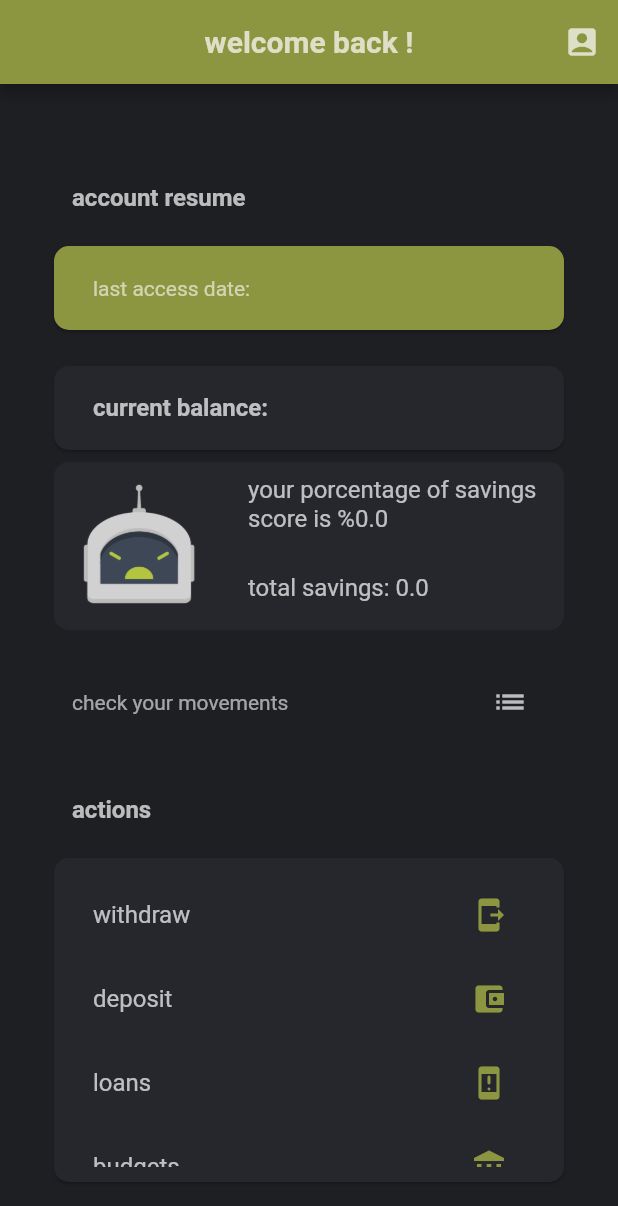
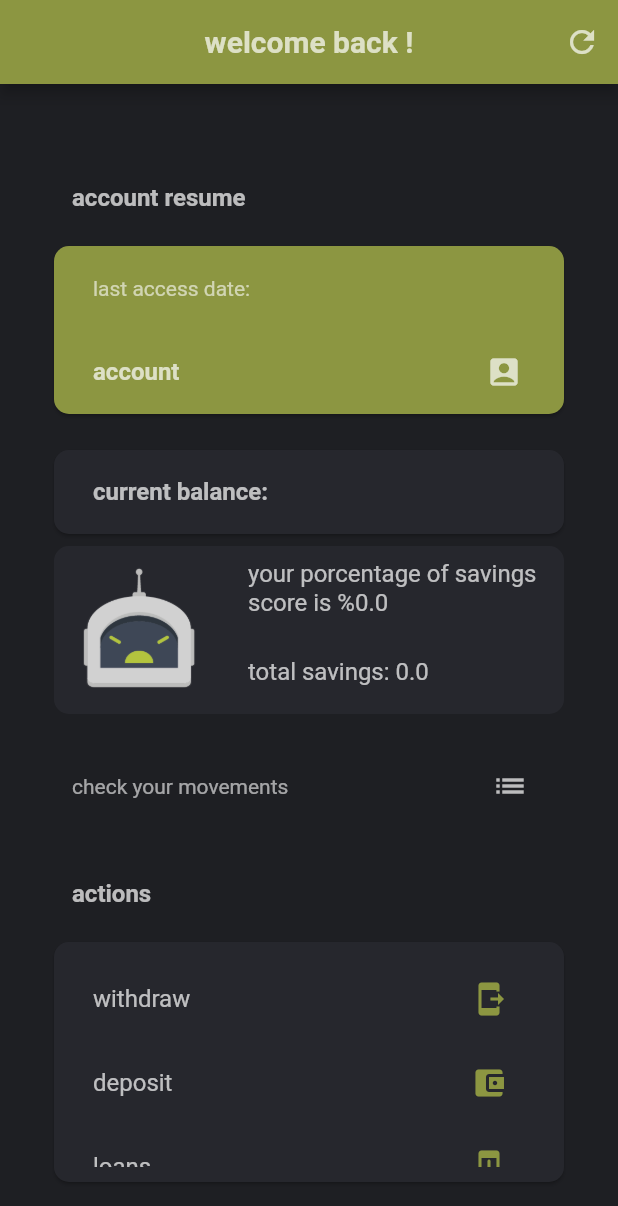
Before and after one commit to Dall06/cashcoin-system, a Flutter app: the DashboardScreen screen opened by its route, on a phone screen of 412 x 824 dp. Shown: the top 1206 px of the screen. Run offline on Flutter 3.47's test engine with Material 2 defaults, Android fonts, the phone set to English and light mode, and no system bars; our stand-ins replace flutter_riverpod, flutter_secure_storage, geocoding, jwt_decoder, location, qr_flutter; accounts and stored records are empty; network calls fail.

Commit message:
add: alpha_demo_version 2.0.1

```diff
--- a/cashcoin_mobile_flutter/lib/pkg/infrastructure/service/session.dart
+++ b/cashcoin_mobile_flutter/lib/pkg/infrastructure/service/session.dart
@@ -13,6 +13,7 @@ class SessionStorageService {
   }
 
   clearSession() async {
+    print('delete');
     await _storage.delete(key: _skey);
   }
 }
--- a/cashcoin_mobile_flutter/lib/pkg/internal/account/providers/select.dart
+++ b/cashcoin_mobile_flutter/lib/pkg/internal/account/providers/select.dart
@@ -25,9 +25,11 @@ final dBindingProvider = Provider.autoDispose((ref) {
   return binding;
 });
 
-final aBindingProvider = Provider.autoDispose((ref) {
+final aBindingProvider = Provider((ref) {
   late AccountBinding binding = AccountBinding();
   final data = ref.watch(sessionProvider).value;
+  print('data');
+  print(data);
   if(data == null) {
     return binding;
   }
@@ -38,7 +40,7 @@ final aBindingProvider = Provider.autoDispose((ref) {
 });
 
 final sessionProvider =
-    StateNotifierProvider.autoDispose<SessionProvider, AsyncValue<Account>>(
+    StateNotifierProvider<SessionProvider, AsyncValue<Account>>(
         (_) => SessionProvider());
 
 class SessionProvider extends StateNotifier<AsyncValue<Account>> {
@@ -50,13 +52,16 @@ class SessionProvider extends StateNotifier<AsyncValue<Account>> {
   }
 
   refresh() async {
+    print('index1');
     try {
+      state = const AsyncValue.loading();
       await _storageService.clearSession();
-      state = const AsyncValue.loading();
       final res = await _interactor.select();
       if (res.uuid == "" || res.uuid == null) {
         throw Exception('user not found');
       }
+      print('refresh');
+      print(res);
       state = AsyncData(res);
     } catch (e) {
       state = AsyncError(e);
--- a/cashcoin_mobile_flutter/lib/pkg/internal/txn/providers/make.dart
+++ b/cashcoin_mobile_flutter/lib/pkg/internal/txn/providers/make.dart
@@ -47,7 +47,7 @@ class MakeTxnProvider extends StateNotifier<AsyncValue<bool>> {
     await _interactor.transfer(txn, m['to']);
   }
 
-  submit(BuildContext context) async {
+  submit() async {
     try {
       state = const AsyncValue.loading();
 
@@ -64,7 +64,6 @@ class MakeTxnProvider extends StateNotifier<AsyncValue<bool>> {
       await _make(_form);
      /**/
       state = const AsyncData(true);
-      Navigator.of(context).pop();
     } catch (e) {
       state = AsyncError(e);
     }
--- a/cashcoin_mobile_flutter/lib/pkg/internal/txn/providers/select.dart
+++ b/cashcoin_mobile_flutter/lib/pkg/internal/txn/providers/select.dart
@@ -45,11 +45,11 @@ class StatsBinding {
       status = 5;
     } else if(savings == 0) {
       status = 0;
-    } else if(savings < (deposits * 0.4)) {
+    } else if(savings < (deposits * 0.35)) {
       status = 1;
-    } else if(savings < (deposits * 0.6)) {
+    } else if(savings < (deposits * 0.65)) {
       status = 2;
-    } else if(savings < (deposits * 0.8)) {
+    } else if(savings < (deposits * 0.90)) {
       status = 3;
     } else if(savings == deposits) {
       status = 4;
@@ -62,7 +62,7 @@ class StatsBinding {
     }
   }
 }
-final sBindingProvider = Provider.autoDispose((ref) {
+final sBindingProvider = Provider((ref) {
   StatsBinding stats = StatsBinding();
 
   final data = ref.watch(txnsProvider).value;
@@ -71,16 +71,18 @@ final sBindingProvider = Provider.autoDispose((ref) {
   }
   for (var element in data) {
     if (element.type == "DEPOSIT") {
-      stats.deposits = element.amount!;
+      stats.deposits = stats.deposits + element.amount!;
+      print(stats.deposits);
     } else if (element.type == "WITHDRAW") {
-      stats.withdraws = element.amount!;
+      stats.withdraws = stats.withdraws + element.amount!;
+      print(stats.withdraws);
     }
   }
   stats.setStatus();
   return stats;
 });
 
-final txnsProvider = StateNotifierProvider.autoDispose<TxnsProvider,
+final txnsProvider = StateNotifierProvider<TxnsProvider,
     AsyncValue<List<Transaction>>>((_) => TxnsProvider());
 class TxnsProvider extends StateNotifier<AsyncValue<List<Transaction>>> {
   final TxnApiInteractor _interactor = TxnApiInteractor();
--- a/cashcoin_mobile_flutter/lib/pkg/internal/txn/repository/api/repository.dart
+++ b/cashcoin_mobile_flutter/lib/pkg/internal/txn/repository/api/repository.dart
@@ -87,14 +87,14 @@ class TxnApiRepository implements ApiRepository {
         toUUID: toUUID,
       ).toJson();
 
-      final uri = Uri.parse(apiRoute + "/list/");
+      final uri = Uri.parse(apiRoute + "/txn/");
       final headers = {
         HttpHeaders.contentTypeHeader: "application/json",
         "X-Session-Token": "00000000",
         "Cookie": "auth_token=$tkn;"
       };
       final res = await post(uri, headers: headers, body: jsonEncode(req));
-
+      print(res.toString());
       if (res.statusCode != 200) {
         throw Exception('server' + res.statusCode.toString());
       }
--- a/cashcoin_mobile_flutter/lib/pkg/presentation/create/widgets/sections/personal_section.dart
+++ b/cashcoin_mobile_flutter/lib/pkg/presentation/create/widgets/sections/personal_section.dart
@@ -37,7 +37,7 @@ class _PersonalSectionState extends ConsumerState<PersonalSection> {
         backgroundColor: DarkPalette.lightBlack,
         collapsedBackgroundColor: DarkPalette.lightBlack,
         title: const Text(
-          'address',
+          'personal info',
           style: TextStyle(
               color: Colors.white60, fontSize: 14, fontWeight: FontWeight.bold),
         ),
--- a/cashcoin_mobile_flutter/lib/pkg/presentation/dashboard/dashboard.dart
+++ b/cashcoin_mobile_flutter/lib/pkg/presentation/dashboard/dashboard.dart
@@ -16,6 +16,7 @@ class DashboardScreen extends ConsumerWidget {
     var space = height > 650 ? DesignSpacings.spaceM : DesignSpacings.spaceS;
     final accountBind = ref.watch(aBindingProvider);
     final statsBind = ref.watch(sBindingProvider);
+    print(statsBind);
 
     return Scaffold(
       appBar: AppBar(
@@ -27,8 +28,11 @@ class DashboardScreen extends ConsumerWidget {
         backgroundColor: DarkPalette.darkGreen,
         actions: [
           IconButton(
-            icon: const Icon(Icons.account_box, color: Colors.white70),
-            onPressed: () => Navigator.of(context).pushNamed('/account'),
+            icon: const Icon(Icons.refresh, color: Colors.white70),
+            onPressed: () async {
+              await ref.read(sessionProvider.notifier).refresh();
+              await ref.read(txnsProvider.notifier).refresh();
+            },
           ),
         ],
       ),
@@ -56,10 +60,26 @@ class DashboardScreen extends ConsumerWidget {
               ),
               child: Padding(
                 padding: const EdgeInsets.only(left: 10.0),
-                child: ListTile(
+                child: Column(
+                  children: [
+                    ListTile(
                         title: Text('last access date: ${accountBind.lad}',
-                      style:
-                          const TextStyle(color: Colors.white60, fontSize: 14)),
+                            style: const TextStyle(
+                                color: Colors.white60, fontSize: 14))),
+                    ListTile(
+                      trailing: IconButton(
+                        icon: const Icon(Icons.account_box,
+                            color: Colors.white70),
+                        onPressed: () =>
+                            Navigator.of(context).pushNamed('/account'),
+                      ),
+                      title: const Text(
+                        'account',
+                        style: TextStyle(
+                            color: Colors.white70, fontWeight: FontWeight.bold),
+                      ),
+                    ),
+                  ],
                 ),
               ),
             ),
@@ -126,6 +146,7 @@ class DashboardScreen extends ConsumerWidget {
                       colorScheme: ColorScheme.fromSwatch()
                           .copyWith(secondary: DarkPalette.darkGreen),
                     ),
+                    child: Center(
                       child: SingleChildScrollView(
                         child: Column(
                           children: <Widget>[
@@ -187,6 +208,7 @@ class DashboardScreen extends ConsumerWidget {
                   ),
                 ),
               ),
+            ),
           ],
         ),
       ),
--- a/cashcoin_mobile_flutter/lib/pkg/presentation/login/login.dart
+++ b/cashcoin_mobile_flutter/lib/pkg/presentation/login/login.dart
@@ -43,7 +43,7 @@ class LoginScreen extends ConsumerWidget {
         ScaffoldMessenger.of(context).hideCurrentSnackBar();
         if(data == true) {
           ScaffoldMessenger.of(context).showSnackBar(_buildSnack(context, 'logged', 1));
-          Navigator.of(context).popAndPushNamed('/dashboard');
+          Navigator.of(context).pushReplacementNamed('/dashboard');
         }
       }, error: (error, _) {
         ScaffoldMessenger.of(context).hideCurrentSnackBar();
--- a/cashcoin_mobile_flutter/lib/pkg/presentation/sett/widgets/forms/account.dart
+++ b/cashcoin_mobile_flutter/lib/pkg/presentation/sett/widgets/forms/account.dart
@@ -108,7 +108,7 @@ class FormModAccount extends ConsumerWidget {
                         label: 'new phone',
                         prefIcn: Icons.phone,
                         type: 1,
-                        obscured: true,
+                        obscured: false,
                         ftype: 1,
                         onChange: (value) => ref
                             .read(modifyAccountProvider.notifier)
--- a/cashcoin_mobile_flutter/lib/pkg/presentation/sett/widgets/forms/personal.dart
+++ b/cashcoin_mobile_flutter/lib/pkg/presentation/sett/widgets/forms/personal.dart
@@ -91,7 +91,7 @@ class FormModPersonal extends ConsumerWidget {
                     children: [
                       CFormField(
                         label: 'name',
-                        prefIcn: Icons.email,
+                        prefIcn: Icons.person,
                         type: 1,
                         obscured: false,
                         ftype: 1,
@@ -104,7 +104,7 @@ class FormModPersonal extends ConsumerWidget {
                       ),
                       CFormField(
                         label: 'last name',
-                        prefIcn: Icons.phone,
+                        prefIcn: Icons.person,
                         type: 1,
                         obscured: false,
                         ftype: 1,
@@ -117,7 +117,7 @@ class FormModPersonal extends ConsumerWidget {
                       ),
                       CFormField(
                         label: 'occupation',
-                        prefIcn: Icons.phone,
+                        prefIcn: Icons.star_rounded,
                         type: 1,
                         obscured: false,
                         ftype: 1,
--- a/cashcoin_mobile_flutter/lib/pkg/presentation/withdraw/withdraw.dart
+++ b/cashcoin_mobile_flutter/lib/pkg/presentation/withdraw/withdraw.dart
@@ -175,7 +175,7 @@ class WithdrawScreen extends ConsumerWidget {
             Button(
               title: const ButtonText(title: 'confirm', error: null),
               onPress: () {
-                ref.read(makeTxnProvider.notifier).submit(context);
+                ref.read(makeTxnProvider.notifier).submit();
               },
             ),
           ],
```
Also changed, not shown: cashcoin_mobile_flutter/lib/pkg/internal/account/providers/address.dart (+5 -5 lines), cashcoin_mobile_flutter/lib/pkg/internal/account/repository/api/repository.dart (+11 -11 lines). Lines whose indentation alone changed are shown as unchanged.
